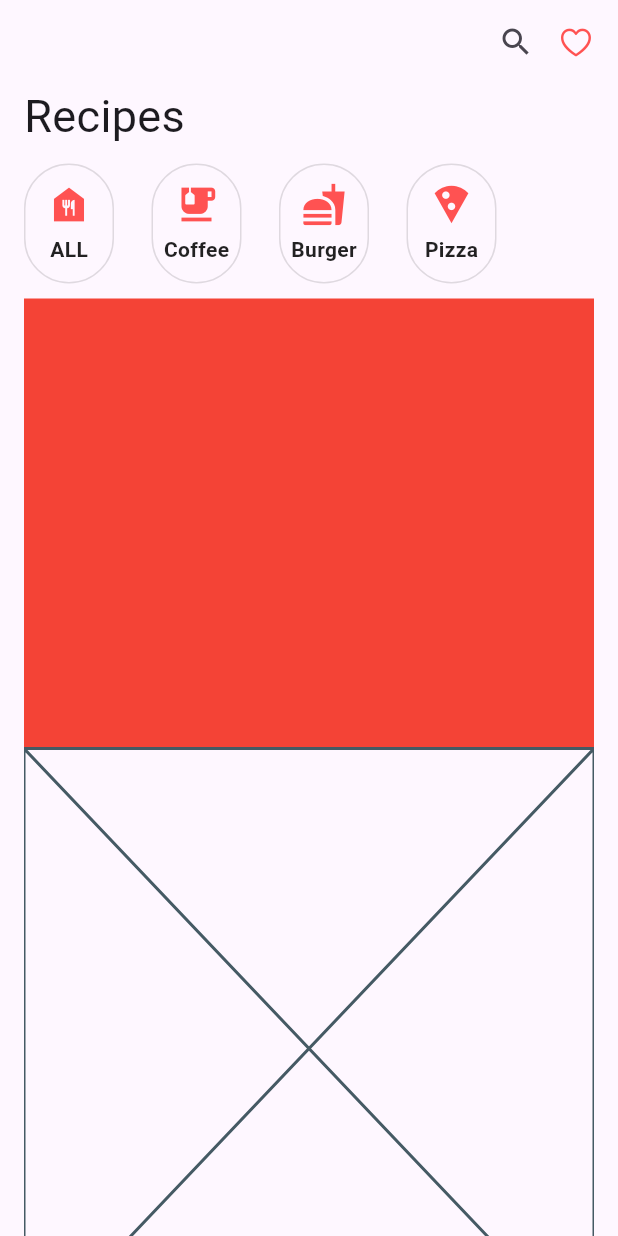
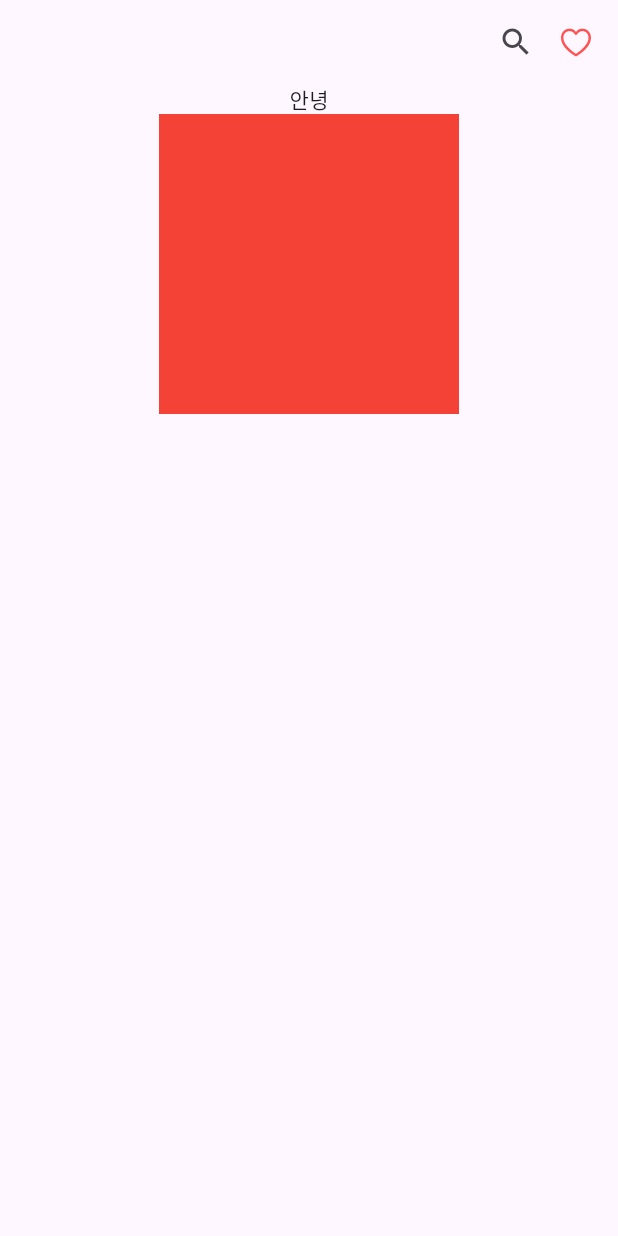
Before and after one commit to chunsicks/flutter---storeAppPage2, a Flutter app: the screen it shows after launch, on a phone screen of 412 x 824 dp. Run offline on Flutter 3.47's test engine with Material 3 defaults, Android fonts, the phone set to English and light mode, and no system bars; our stand-ins replace google_fonts.

Commit message:
컬럼ì설명

```diff
--- a/lib/main.dart
+++ b/lib/main.dart
@@ -31,25 +31,16 @@ class HomePage extends StatelessWidget {
           SizedBox(width: 16)
         ],
       ),
-      body: Padding(
-        padding: const EdgeInsets.symmetric(horizontal: 16.0),
-        child: ListView(
-          children: [
-            _title(),
-            SizedBox(height: 10),
-            _menu(),
-            SizedBox(height: 10),
-            Container(
-              height: 300,
-              color: Colors.red,
-            ),
-            Placeholder(),
-            Container(
-              height: 300,
-              color: Colors.red,
-            ),
-          ],
-        ),
+      body: Column(
+        children: [
+          Row(),
+          Text("안녕"),
+          Container(
+            color: Colors.red,
+            width: 200,
+            height: 200,
+          )
+        ],
       ),
     );
   }
```
